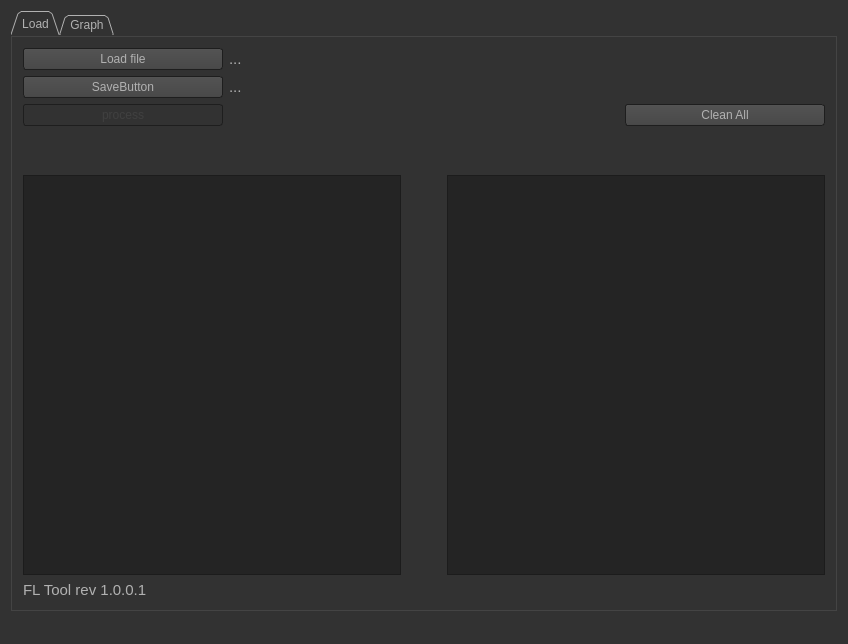
First picture: the form in QCustomPlot_Logs/mainwindow.ui, repository IvanPerletti/BugLot, before the edit.
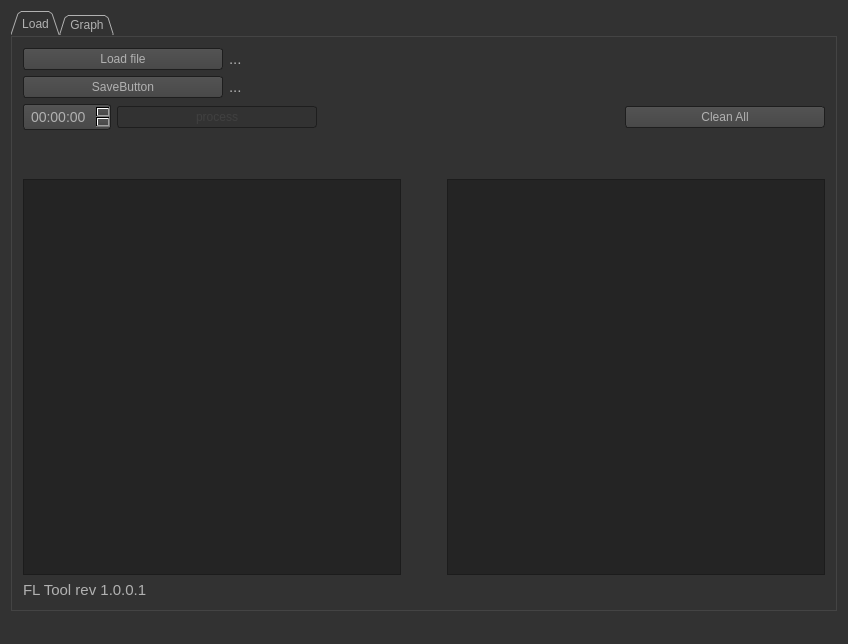
Second picture: the form after the edit. The open tabs and pages were chosen to show the change. Icons and pictures are not drawn. Custom widgets are drawn as their Qt base class.

Commit message: Adding time slot for localized time segmentation

The edit to the form file:
```diff
--- a/QCustomPlot_Logs/mainwindow.ui
+++ b/QCustomPlot_Logs/mainwindow.ui
@@ -584,6 +584,9 @@
         </item>
         <item>
          <layout class="QHBoxLayout" name="horizontalLayout_11">
+          <item>
+           <widget class="QTimeEdit" name="timeEdit_2"/>
+          </item>
           <item>
            <widget class="QPushButton" name="pushButtonProcess">
             <property name="enabled">
```
Left out of the diff: 4 changed lines with no effect on the pictures. The commit also changes 4 other files.
